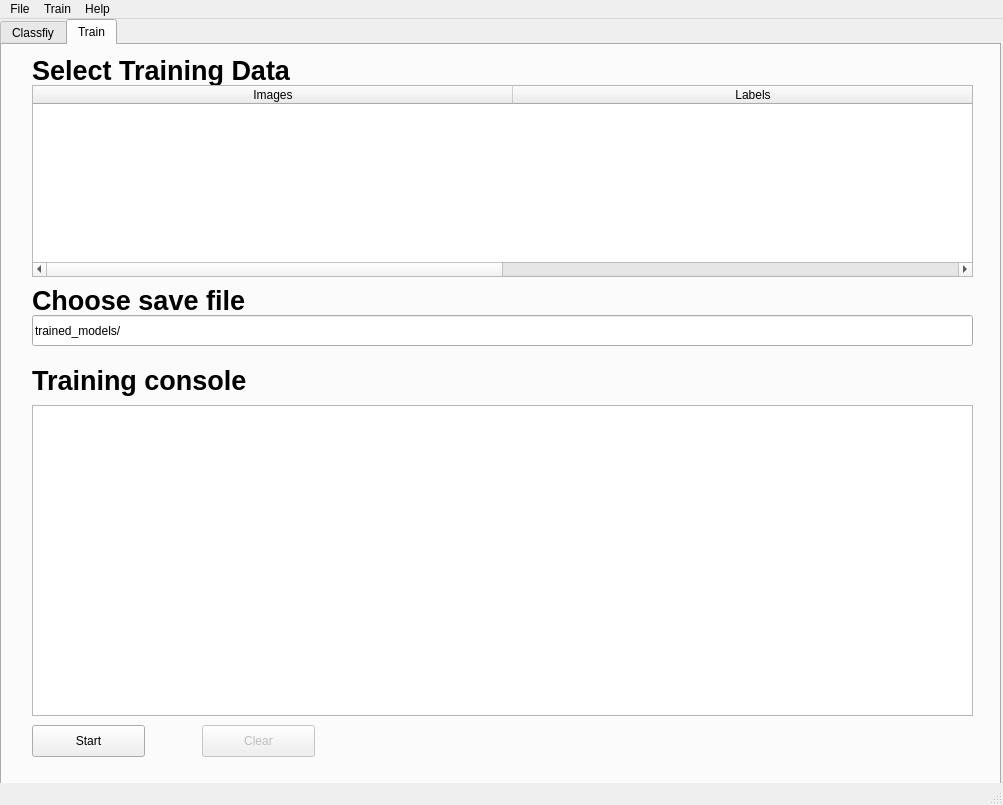
Qt form GUI/qt_files/main.ui (samuel-wechsler/TCID50-parser) before a commit.
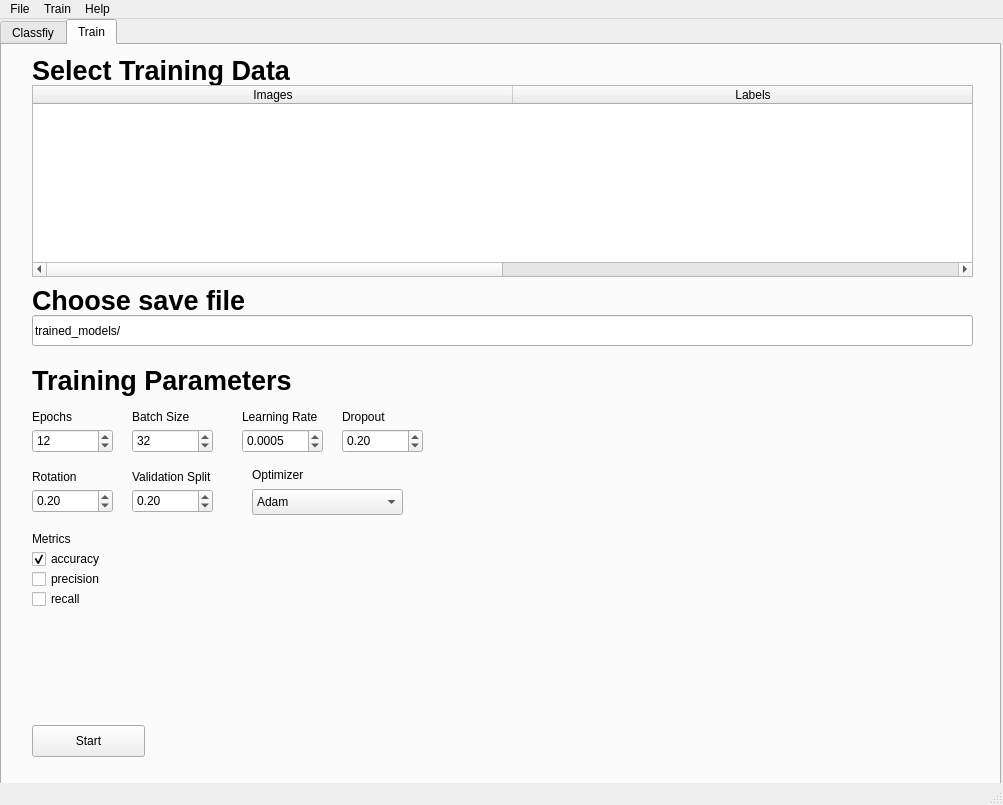
The same form after that commit. The open tabs and pages were chosen to show the change.

Commit message: implement training in terminal

```diff
--- a/GUI/qt_files/main.ui
+++ b/GUI/qt_files/main.ui
@@ -235,17 +235,7 @@
          </font>
         </property>
         <property name="text">
-         <string>Training console</string>
-        </property>
-       </widget>
-       <widget class="QTextBrowser" name="textBrowser">
-        <property name="geometry">
-         <rect>
-          <x>20</x>
-          <y>370</y>
-          <width>941</width>
-          <height>311</height>
-         </rect>
+         <string>Training Parameters</string>
         </property>
        </widget>
        <widget class="QPushButton" name="start_train">
@@ -320,20 +310,271 @@
          <string>trained_models/</string>
         </property>
        </widget>
-       <widget class="QPushButton" name="clear">
-        <property name="enabled">
-         <bool>false</bool>
+       <widget class="QLabel" name="label_7">
+        <property name="geometry">
+         <rect>
+          <x>230</x>
+          <y>374</y>
+          <width>91</width>
+          <height>16</height>
+         </rect>
         </property>
+        <property name="text">
+         <string>Learning Rate</string>
+        </property>
+       </widget>
+       <widget class="QDoubleSpinBox" name="dropout">
         <property name="geometry">
          <rect>
-          <x>190</x>
-          <y>690</y>
-          <width>113</width>
-          <height>32</height>
+          <x>330</x>
+          <y>394</y>
+          <width>81</width>
+          <height>24</height>
          </rect>
         </property>
+        <property name="decimals">
+         <number>2</number>
+        </property>
+        <property name="value">
+         <double>0.200000000000000</double>
+        </property>
+       </widget>
+       <widget class="QLabel" name="label_5">
+        <property name="geometry">
+         <rect>
+          <x>20</x>
+          <y>494</y>
+          <width>71</width>
+          <height>20</height>
+         </rect>
+        </property>
         <property name="text">
-         <string>Clear</string>
+         <string>Metrics</string>
+        </property>
+       </widget>
+       <widget class="QDoubleSpinBox" name="validation_split">
+        <property name="geometry">
+         <rect>
+          <x>120</x>
+          <y>454</y>
+          <width>81</width>
+          <height>24</height>
+         </rect>
+        </property>
+        <property name="decimals">
+         <number>2</number>
+        </property>
+        <property name="value">
+         <double>0.200000000000000</double>
+        </property>
+       </widget>
+       <widget class="QSpinBox" name="batch_size">
+        <property name="geometry">
+         <rect>
+          <x>120</x>
+          <y>394</y>
+          <width>81</width>
+          <height>24</height>
+         </rect>
+        </property>
+        <property name="minimum">
+         <number>1</number>
+        </property>
+        <property name="value">
+         <number>32</number>
+        </property>
+       </widget>
+       <widget class="QLabel" name="label">
+        <property name="geometry">
+         <rect>
+          <x>20</x>
+          <y>374</y>
+          <width>60</width>
+          <height>16</height>
+         </rect>
+        </property>
+        <property name="text">
+         <string>Epochs</string>
+        </property>
+       </widget>
+       <widget class="QComboBox" name="optimizers">
+        <property name="geometry">
+         <rect>
+          <x>240</x>
+          <y>454</y>
+          <width>151</width>
+          <height>26</height>
+         </rect>
+        </property>
+        <item>
+         <property name="text">
+          <string>Adam</string>
+         </property>
+        </item>
+        <item>
+         <property name="text">
+          <string>RMSprop</string>
+         </property>
+        </item>
+        <item>
+         <property name="text">
+          <string>Adagrad</string>
+         </property>
+        </item>
+       </widget>
+       <widget class="QLabel" name="label_8">
+        <property name="geometry">
+         <rect>
+          <x>330</x>
+          <y>374</y>
+          <width>91</width>
+          <height>16</height>
+         </rect>
+        </property>
+        <property name="text">
+         <string>Dropout</string>
+        </property>
+       </widget>
+       <widget class="QLabel" name="label_10">
+        <property name="geometry">
+         <rect>
+          <x>120</x>
+          <y>434</y>
+          <width>101</width>
+          <height>16</height>
+         </rect>
+        </property>
+        <property name="text">
+         <string>Validation Split</string>
+        </property>
+       </widget>
+       <widget class="QCheckBox" name="accuracy">
+        <property name="geometry">
+         <rect>
+          <x>20</x>
+          <y>514</y>
+          <width>161</width>
+          <height>20</height>
+         </rect>
+        </property>
+        <property name="text">
+         <string>accuracy</string>
+        </property>
+        <property name="checked">
+         <bool>true</bool>
+        </property>
+       </widget>
+       <widget class="QCheckBox" name="recall">
+        <property name="geometry">
+         <rect>
+          <x>20</x>
+          <y>554</y>
+          <width>161</width>
+          <height>20</height>
+         </rect>
+        </property>
+        <property name="text">
+         <string>recall</string>
+        </property>
+       </widget>
+       <widget class="QLabel" name="label_9">
+        <property name="geometry">
+         <rect>
+          <x>20</x>
+          <y>434</y>
+          <width>91</width>
+          <height>16</height>
+         </rect>
+        </property>
+        <property name="text">
+         <string>Rotation</string>
+        </property>
+       </widget>
+       <widget class="QSpinBox" name="epochs">
+        <property name="geometry">
+         <rect>
+          <x>20</x>
+          <y>394</y>
+          <width>81</width>
+          <height>24</height>
+         </rect>
+        </property>
+        <property name="minimum">
+         <number>1</number>
+        </property>
+        <property name="value">
+         <number>12</number>
+        </property>
+       </widget>
+       <widget class="QDoubleSpinBox" name="rotation">
+        <property name="geometry">
+         <rect>
+          <x>20</x>
+          <y>454</y>
+          <width>81</width>
+          <height>24</height>
+         </rect>
+        </property>
+        <property name="decimals">
+         <number>2</number>
+        </property>
+        <property name="value">
+         <double>0.200000000000000</double>
+        </property>
+       </widget>
+       <widget class="QCheckBox" name="precision">
+        <property name="geometry">
+         <rect>
+          <x>20</x>
+          <y>534</y>
+          <width>161</width>
+          <height>20</height>
+         </rect>
+        </property>
+        <property name="text">
+         <string>precision</string>
+        </property>
+       </widget>
+       <widget class="QLabel" name="label_6">
+        <property name="geometry">
+         <rect>
+          <x>120</x>
+          <y>374</y>
+          <width>71</width>
+          <height>16</height>
+         </rect>
+        </property>
+        <property name="text">
+         <string>Batch Size</string>
+        </property>
+       </widget>
+       <widget class="QDoubleSpinBox" name="learning_rate">
+        <property name="geometry">
+         <rect>
+          <x>230</x>
+          <y>394</y>
+          <width>81</width>
+          <height>24</height>
+         </rect>
+        </property>
+        <property name="decimals">
+         <number>4</number>
+        </property>
+        <property name="value">
+         <double>0.000500000000000</double>
+        </property>
+       </widget>
+       <widget class="QLabel" name="label_11">
+        <property name="geometry">
+         <rect>
+          <x>240</x>
+          <y>430</y>
+          <width>71</width>
+          <height>20</height>
+         </rect>
+        </property>
+        <property name="text">
+         <string>Optimizer</string>
         </property>
        </widget>
       </widget>
```
Left out of the diff: 2 changed lines with no effect on the pictures. The commit also changes 6 other files.
